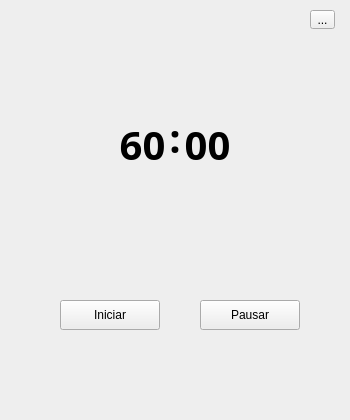
Old version of the form views/mainWindow.ui in the repository Kender-Mendoza/pomodoro-time.
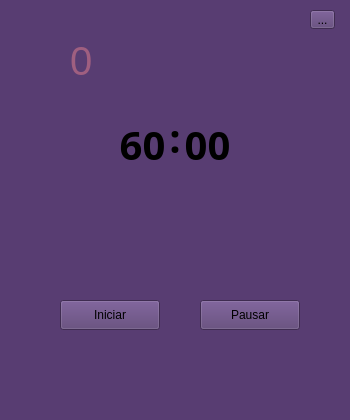
New version of the form.

Commit message: Feature-chronometer

```diff
--- a/views/mainWindow.ui
+++ b/views/mainWindow.ui
@@ -29,7 +29,7 @@
    <string>Pomodoro Tme</string>
   </property>
   <property name="styleSheet">
-   <string notr="true">background: #eee;</string>
+   <string notr="true">background: #583d72;</string>
   </property>
   <widget class="QWidget" name="centralwidget">
    <widget class="QLabel" name="min">
@@ -143,6 +143,28 @@
      <string>Pausar</string>
     </property>
    </widget>
+   <widget class="QLabel" name="counter">
+    <property name="geometry">
+     <rect>
+      <x>70</x>
+      <y>30</y>
+      <width>31</width>
+      <height>61</height>
+     </rect>
+    </property>
+    <property name="font">
+     <font>
+      <pointsize>30</pointsize>
+      <italic>false</italic>
+     </font>
+    </property>
+    <property name="styleSheet">
+     <string notr="true">color:#9f5f80;</string>
+    </property>
+    <property name="text">
+     <string>0</string>
+    </property>
+   </widget>
   </widget>
   <widget class="QStatusBar" name="statusbar"/>
  </widget>
```
Left out of the diff: 2 changed lines with no effect on the pictures. The commit also changes 2 other files.
